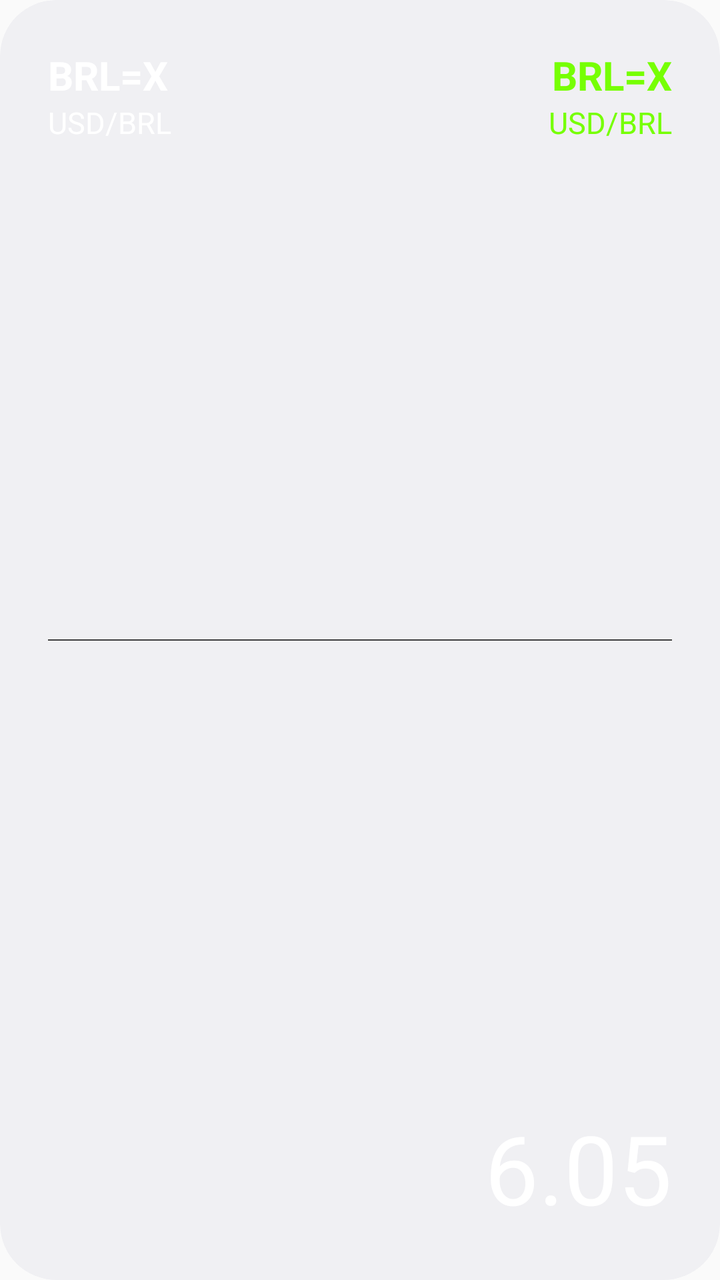
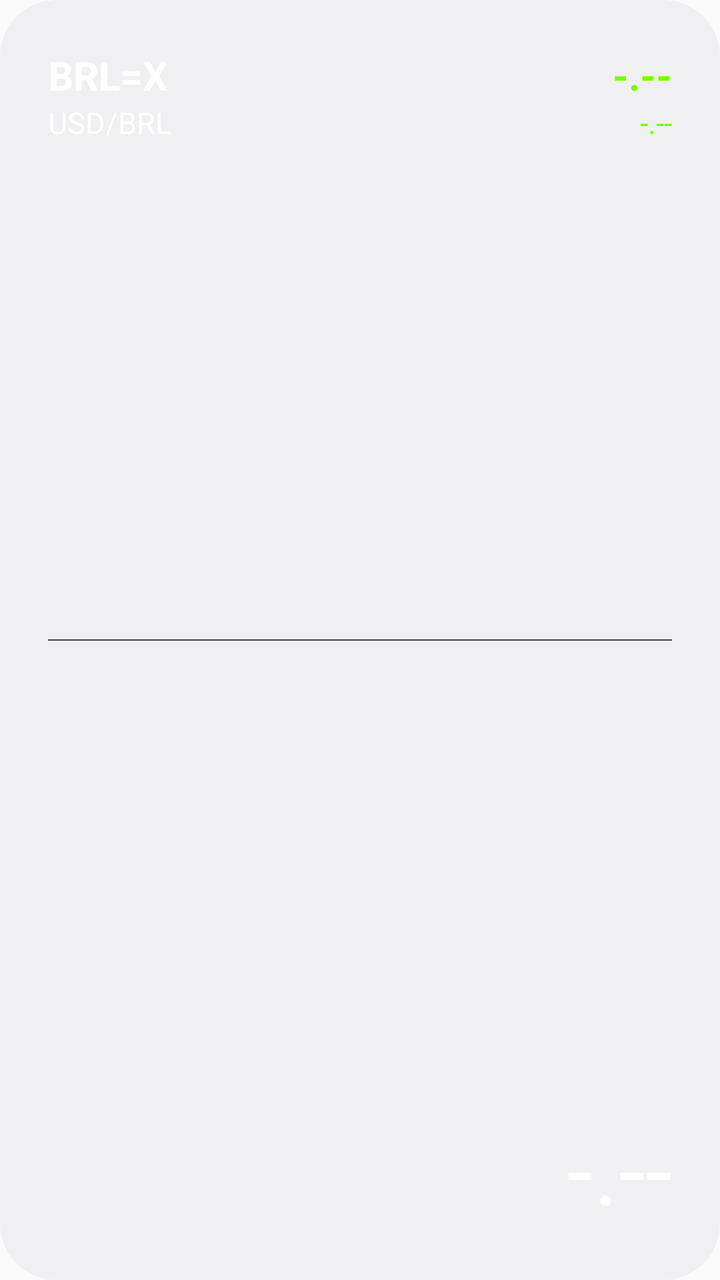

Screens rendered from an Android XML layout before and after an edit, with the pre-edit source and the edit as a unified diff.
<!-- AndroidManifest.xml: application theme Theme.QuickRates -->
<!-- res/layout/quick_rates_widgets.xml -->
<RelativeLayout xmlns:android="http://schemas.android.com/apk/res/android"
    android:id="@+id/main_layout"
    style="@style/Widget.QuickRates.AppWidget.Container"
    android:layout_width="match_parent"
    android:layout_height="match_parent"
    android:padding="24dp"
    android:theme="@style/Theme.QuickRates.AppWidgetContainer">

    <TextView
        android:id="@+id/currency"
        android:layout_width="wrap_content"
        android:layout_height="wrap_content"
        android:layout_alignParentStart="true"
        android:layout_alignParentTop="true"
        android:contentDescription="@string/appwidget_currency"
        android:text="@string/appwidget_currency"
        android:textColor="@color/white"
        android:textSize="20sp"
        android:textStyle="bold" />

    <TextView
        android:id="@+id/currency_comparison"
        android:layout_width="wrap_content"
        android:layout_height="wrap_content"
        android:layout_below="@+id/currency"
        android:layout_alignStart="@+id/currency"
        android:contentDescription="@string/appwidget_currency_comparison"
        android:text="@string/appwidget_currency_comparison"
        android:textColor="@color/white"
        android:textSize="15sp"
        android:textStyle="normal" />

    <TextView
        android:id="@+id/var_bid"
        android:layout_width="wrap_content"
        android:layout_height="wrap_content"
        android:layout_alignTop="@+id/currency"
        android:layout_alignParentEnd="true"
        android:contentDescription="@string/appwidget_currency"
        android:text="@string/appwidget_currency"
        android:textColor="@color/gain"
        android:textSize="20sp"
        android:textStyle="bold" />

    <TextView
        android:id="@+id/pct_change"
        android:layout_width="wrap_content"
        android:layout_height="wrap_content"
        android:layout_below="@+id/var_bid"
        android:layout_alignParentEnd="true"
        android:contentDescription="@string/appwidget_currency_comparison"
        android:text="@string/appwidget_currency_comparison"
        android:textColor="@color/gain"
        android:textSize="15sp"
        android:textStyle="normal" />

    <TextView
        android:layout_width="match_parent"
        android:layout_height="0.5dp"
        android:layout_marginTop="8dp"
        android:layout_marginBottom="8dp"
        android:background="#404040"
        android:layout_centerVertical="true"/>

    <TextView
        android:id="@+id/loading"
        android:layout_width="wrap_content"
        android:layout_height="wrap_content"
        android:layout_alignBottom="@+id/value"
        android:layout_alignParentStart="true"
        android:layout_centerHorizontal="true"
        android:contentDescription="@string/appwidget_loading"
        android:layout_marginBottom="10dp"
        android:visibility="invisible"
        android:gravity="center"
        android:text="@string/appwidget_loading" />

    <TextView
        android:id="@+id/value"
        android:layout_width="wrap_content"
        android:layout_height="wrap_content"
        android:layout_alignParentEnd="true"
        android:layout_alignParentBottom="true"
        android:contentDescription="@string/appwidget_dolar"
        android:text="@string/appwidget_dolar"
        android:textColor="@color/white"
        android:textSize="48sp"
        android:textStyle="normal" />
</RelativeLayout>
<!-- resources referenced by this layout -->
<resources>
  <color name="gain">#76ff03</color>
  <color name="white">#FFFFFFFF</color>
  <string name="appwidget_currency">BRL=X</string>
  <string name="appwidget_currency_comparison">USD/BRL</string>
  <string name="appwidget_dolar">6.05</string>
  <string name="appwidget_loading">loading…</string>
  <style name="Theme.QuickRates.AppWidgetContainer" parent="Theme.QuickRates.AppWidgetContainerParent">
          
          <item name="appWidgetPadding">16dp</item>
      </style>
  <style name="Widget.QuickRates.AppWidget.Container" parent="android:Widget">
          <item name="android:id">@android:id/background</item>
          <item name="android:background">?android:attr/colorBackground</item>
      </style>
  <style name="Theme.QuickRates" parent="android:Theme.Material.Light.NoActionBar" />
  <style name="Theme.QuickRates.AppWidgetContainerParent" parent="@android:style/Theme.DeviceDefault">
          
          <item name="appWidgetRadius">16dp</item>
          
          <item name="appWidgetInnerRadius">8dp</item>
      </style>
</resources>

<!-- the commit's change to res/layout/quick_rates_widgets.xml (unified diff, before → after) -->
@@ -37,7 +37,7 @@
         android:layout_alignTop="@+id/currency"
         android:layout_alignParentEnd="true"
         android:contentDescription="@string/appwidget_currency"
-        android:text="@string/appwidget_currency"
+        android:text="@string/appwidget_currency_value"
         android:textColor="@color/gain"
         android:textSize="20sp"
         android:textStyle="bold" />
@@ -49,7 +49,7 @@
         android:layout_below="@+id/var_bid"
         android:layout_alignParentEnd="true"
         android:contentDescription="@string/appwidget_currency_comparison"
-        android:text="@string/appwidget_currency_comparison"
+        android:text="@string/appwidget_currency_value"
         android:textColor="@color/gain"
         android:textSize="15sp"
         android:textStyle="normal" />
<!-- resource entries referenced after the edit -->
@@ -4,7 +4,8 @@
   <color name="white">#FFFFFFFF</color>
   <string name="appwidget_currency">BRL=X</string>
   <string name="appwidget_currency_comparison">USD/BRL</string>
-  <string name="appwidget_dolar">6.05</string>
+  <string name="appwidget_currency_value">-.--</string>
+  <string name="appwidget_dolar">-.--</string>
   <string name="appwidget_loading">loading…</string>
   <style name="Theme.QuickRates.AppWidgetContainer" parent="Theme.QuickRates.AppWidgetContainerParent">
           
